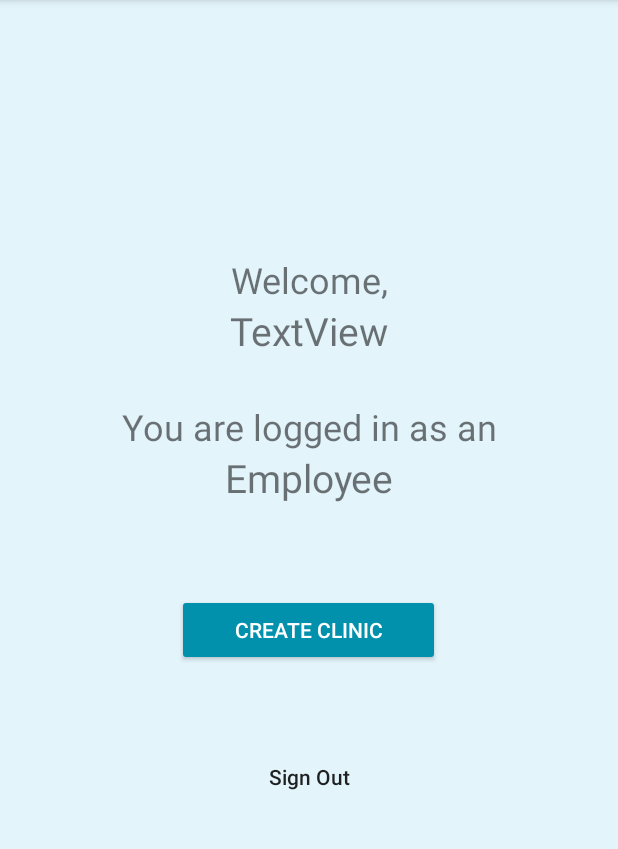
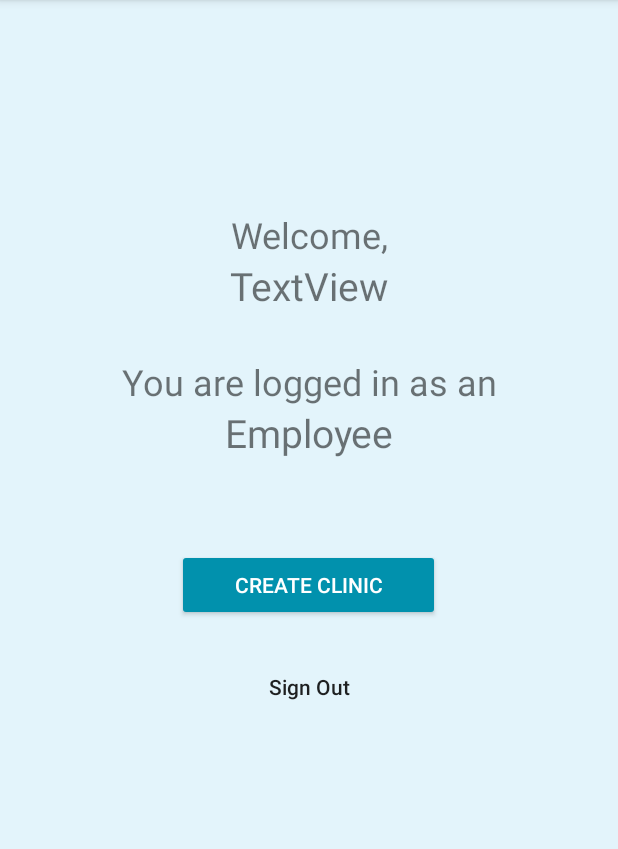
Before and after one commit to kayladonovan/project-lab01-group7-circleci, an Android app: the EmployeeScreen screen opened directly, with no data from a screen before it, on a phone screen of 412 x 824 dp, the part 84-933 px from its top. Run offline under Robolectric (Android 15) with nearby library versions, the phone set to English and light mode, and no system bars.

Commit message:
layout fix

```diff
--- a/WalkinClinic/app/src/main/res/layout/activity_employee_screen.xml
+++ b/WalkinClinic/app/src/main/res/layout/activity_employee_screen.xml
@@ -14,7 +14,7 @@
 
         <Space
             android:layout_width="match_parent"
-            android:layout_height="170dp" />
+            android:layout_height="140dp" />
 
         <TextView
             android:id="@+id/welcomeMessage"
@@ -66,7 +66,7 @@
 
         <Space
             android:layout_width="match_parent"
-            android:layout_height="50dp" />
+            android:layout_height="20dp" />
 
         <Button
             android:id="@+id/signOut2"
```
